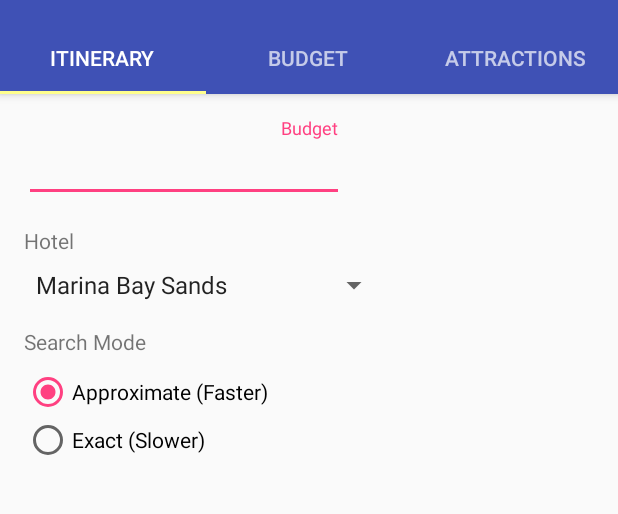
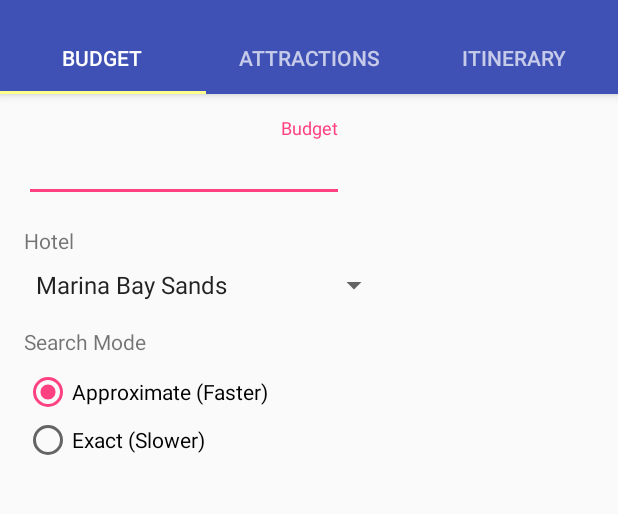
Before and after one commit to fzd370/travel-app, an Android app: the screen it shows after launch (MainActivity), in the side drawer, after a tap on "Itineary Planner", on a phone screen of 412 x 824 dp, the part 62-576 px from its top. Run offline under Robolectric (Android 15) with nearby library versions, the phone set to English and light mode, and no system bars.

Commit message:
Corrected Titles of Itineary Planner tabs

```diff
--- a/app/src/main/java/com/slic/travelapp/MainActivity.java
+++ b/app/src/main/java/com/slic/travelapp/MainActivity.java
@@ -589,11 +589,11 @@
         @Override
         public CharSequence getPageTitle(int position) {
             switch (position) {
+                case 0:
+                    return "BUDGET";
                 case 1:
-                    return "BUDGET";
+                    return "ATTRACTIONS";
                 case 2:
-                    return "ATTRACTIONS";
-                case 0:
                     return "ITINERARY";
             }
             return null;
```
